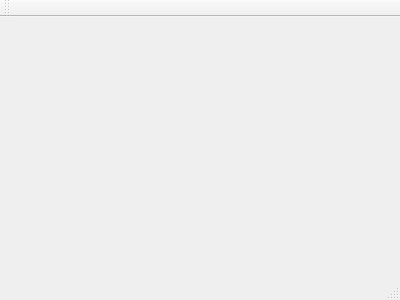
Before: the Qt Designer form MainWindow.ui in dnohales/camping, drawn with Qt 5.
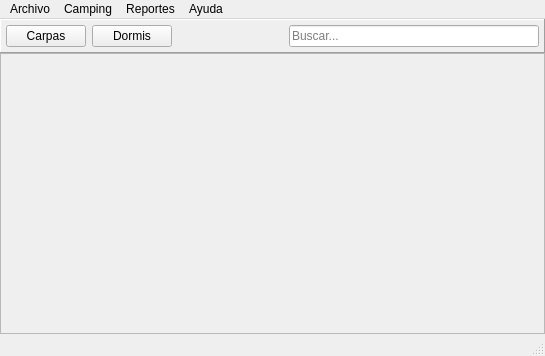
After: the same form once the commit is applied.

Commit message: Creados frames vacíos para los dormis y carpas y la señal para la caja de búsqueda.

```diff
--- a/MainWindow.ui
+++ b/MainWindow.ui
@@ -1,24 +1,249 @@
 <ui version="4.0">
  <class>MainWindow</class>
- <widget class="QMainWindow" name="MainWindow" >
-  <property name="geometry" >
+ <widget class="QMainWindow" name="MainWindow">
+  <property name="geometry">
    <rect>
     <x>0</x>
     <y>0</y>
-    <width>400</width>
-    <height>300</height>
+    <width>545</width>
+    <height>356</height>
    </rect>
   </property>
-  <property name="windowTitle" >
+  <property name="minimumSize">
+   <size>
+    <width>545</width>
+    <height>356</height>
+   </size>
+  </property>
+  <property name="windowTitle">
    <string>MainWindow</string>
   </property>
-  <widget class="QMenuBar" name="menuBar" />
-  <widget class="QToolBar" name="mainToolBar" />
-  <widget class="QWidget" name="centralWidget" />
-  <widget class="QStatusBar" name="statusBar" />
+  <widget class="QWidget" name="centralWidget">
+   <layout class="QVBoxLayout" name="verticalLayout" stretch="0,1">
+    <property name="spacing">
+     <number>0</number>
+    </property>
+    <property name="margin">
+     <number>0</number>
+    </property>
+    <item>
+     <widget class="QFrame" name="frame">
+      <property name="frameShape">
+       <enum>QFrame::Panel</enum>
+      </property>
+      <property name="frameShadow">
+       <enum>QFrame::Raised</enum>
+      </property>
+      <property name="lineWidth">
+       <number>1</number>
+      </property>
+      <layout class="QHBoxLayout" name="horizontalLayout" stretch="0,0,1,0">
+       <property name="spacing">
+        <number>6</number>
+       </property>
+       <property name="margin">
+        <number>5</number>
+       </property>
+       <item>
+        <widget class="QPushButton" name="pushButtonCarps">
+         <property name="text">
+          <string>Carpas</string>
+         </property>
+         <property name="checkable">
+          <bool>true</bool>
+         </property>
+         <property name="checked">
+          <bool>false</bool>
+         </property>
+        </widget>
+       </item>
+       <item>
+        <widget class="QPushButton" name="pushButtonDorms">
+         <property name="text">
+          <string>Dormis</string>
+         </property>
+         <property name="checkable">
+          <bool>true</bool>
+         </property>
+        </widget>
+       </item>
+       <item>
+        <spacer name="horizontalSpacer">
+         <property name="orientation">
+          <enum>Qt::Horizontal</enum>
+         </property>
+         <property name="sizeHint" stdset="0">
+          <size>
+           <width>40</width>
+           <height>20</height>
+          </size>
+         </property>
+        </spacer>
+       </item>
+       <item>
+        <widget class="QLineEdit" name="lineEditSearch">
+         <property name="sizePolicy">
+          <sizepolicy hsizetype="Expanding" vsizetype="Fixed">
+           <horstretch>0</horstretch>
+           <verstretch>0</verstretch>
+          </sizepolicy>
+         </property>
+         <property name="minimumSize">
+          <size>
+           <width>250</width>
+           <height>0</height>
+          </size>
+         </property>
+         <property name="maxLength">
+          <number>32767</number>
+         </property>
+         <property name="frame">
+          <bool>true</bool>
+         </property>
+         <property name="dragEnabled">
+          <bool>true</bool>
+         </property>
+         <property name="readOnly">
+          <bool>false</bool>
+         </property>
+         <property name="placeholderText">
+          <string>Buscar...</string>
+         </property>
+        </widget>
+       </item>
+      </layout>
+     </widget>
+    </item>
+    <item>
+     <widget class="QFrame" name="frame_2">
+      <property name="frameShape">
+       <enum>QFrame::StyledPanel</enum>
+      </property>
+      <property name="frameShadow">
+       <enum>QFrame::Raised</enum>
+      </property>
+     </widget>
+    </item>
+   </layout>
+  </widget>
+  <widget class="QMenuBar" name="menuBar">
+   <property name="geometry">
+    <rect>
+     <x>0</x>
+     <y>0</y>
+     <width>545</width>
+     <height>25</height>
+    </rect>
+   </property>
+   <widget class="QMenu" name="menuArchivo">
+    <property name="title">
+     <string>Archivo</string>
+    </property>
+    <addaction name="actionNuevo_camping"/>
+    <addaction name="actionAbrir_archivo_de_camping"/>
+    <addaction name="actionGuardar_camping_como"/>
+    <addaction name="separator"/>
+    <addaction name="actionSalir"/>
+   </widget>
+   <widget class="QMenu" name="menuCamping">
+    <property name="title">
+     <string>Camping</string>
+    </property>
+    <addaction name="actionCarpas_y_dormis"/>
+    <addaction name="actionEditar_plantilla_para_el_recibo_del_cliente"/>
+    <addaction name="separator"/>
+    <addaction name="actionVer_carpas"/>
+    <addaction name="actionVer_dormis"/>
+   </widget>
+   <widget class="QMenu" name="menuReportes">
+    <property name="title">
+     <string>Reportes</string>
+    </property>
+    <addaction name="actionLista_de_hu_spedes"/>
+    <addaction name="actionLista_de_vencidos"/>
+   </widget>
+   <widget class="QMenu" name="menuAyuda">
+    <property name="title">
+     <string>Ayuda</string>
+    </property>
+    <addaction name="actionAyuda"/>
+    <addaction name="actionPedir_soporte"/>
+    <addaction name="separator"/>
+    <addaction name="actionAcerca_de"/>
+   </widget>
+   <addaction name="menuArchivo"/>
+   <addaction name="menuCamping"/>
+   <addaction name="menuReportes"/>
+   <addaction name="menuAyuda"/>
+  </widget>
+  <widget class="QStatusBar" name="statusBar"/>
+  <action name="actionAcerca_de">
+   <property name="text">
+    <string>Acerca de...</string>
+   </property>
+  </action>
+  <action name="actionNuevo_camping">
+   <property name="text">
+    <string>Nuevo camping</string>
+   </property>
+  </action>
+  <action name="actionAbrir_archivo_de_camping">
+   <property name="text">
+    <string>Abrir archivo de camping</string>
+   </property>
+  </action>
+  <action name="actionGuardar_camping_como">
+   <property name="text">
+    <string>Guardar camping como...</string>
+   </property>
+  </action>
+  <action name="actionSalir">
+   <property name="text">
+    <string>Salir</string>
+   </property>
+  </action>
+  <action name="actionAyuda">
+   <property name="text">
+    <string>Manual de usuario</string>
+   </property>
+  </action>
+  <action name="actionPedir_soporte">
+   <property name="text">
+    <string>Pedir soporte</string>
+   </property>
+  </action>
+  <action name="actionCarpas_y_dormis">
+   <property name="text">
+    <string>Configurar carpas y dormis...</string>
+   </property>
+  </action>
+  <action name="actionVer_carpas">
+   <property name="text">
+    <string>Ver carpas</string>
+   </property>
+  </action>
+  <action name="actionVer_dormis">
+   <property name="text">
+    <string>Ver dormis</string>
+   </property>
+  </action>
+  <action name="actionEditar_plantilla_para_el_recibo_del_cliente">
+   <property name="text">
+    <string>Editar plantilla para el recibo del cliente</string>
+   </property>
+  </action>
+  <action name="actionLista_de_hu_spedes">
+   <property name="text">
+    <string>Lista de huéspedes</string>
+   </property>
+  </action>
+  <action name="actionLista_de_vencidos">
+   <property name="text">
+    <string>Lista de vencidos</string>
+   </property>
+  </action>
  </widget>
- <layoutDefault spacing="6" margin="11" />
- <pixmapfunction></pixmapfunction>
+ <layoutdefault spacing="6" margin="11"/>
  <resources/>
  <connections/>
 </ui>
```
Left out of the diff: 1 changed line with no effect on the pictures. The commit also changes 9 other files.
